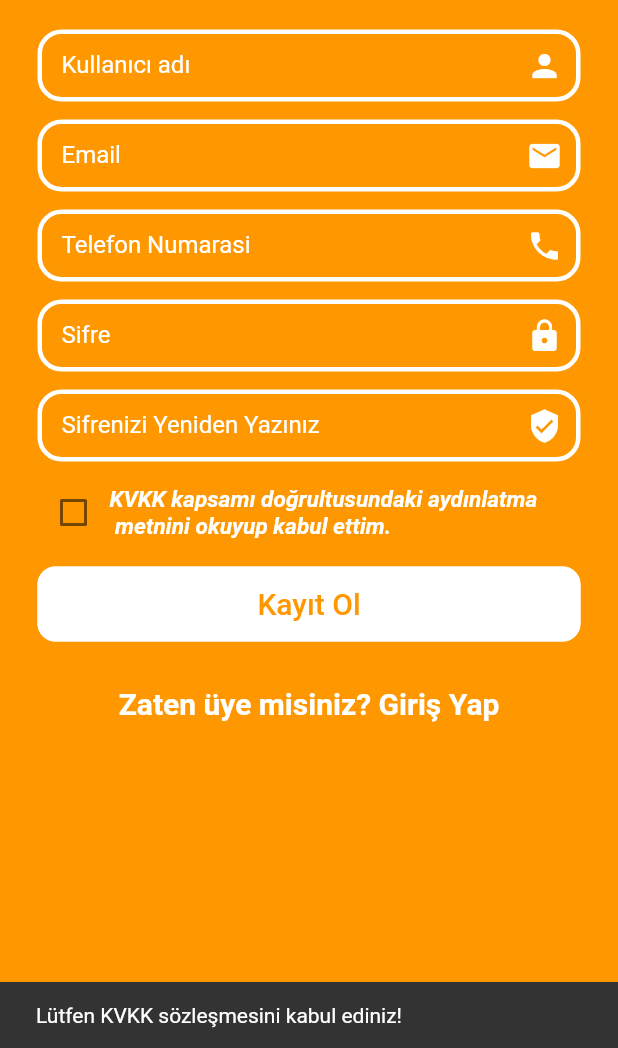
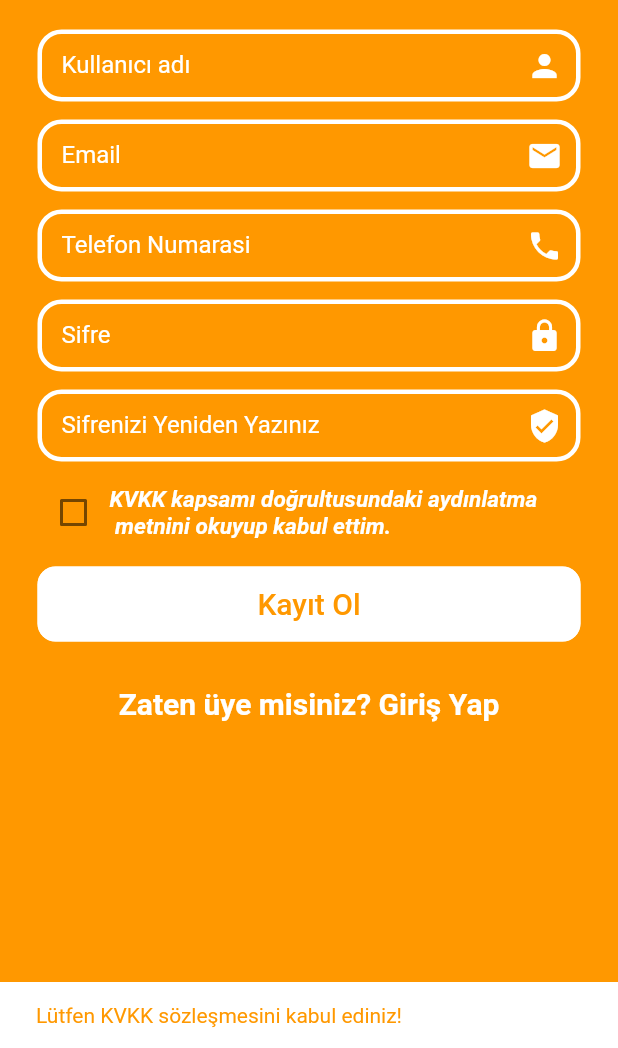
Before and after one commit to tarikisildar/SelfSahaf, a Flutter app: the Signup screen opened directly, after a tap on "Kayıt Ol", on a phone screen of 412 x 824 dp, the part 188-1236 px from its top. Run offline on Flutter 3.47's test engine with Material 2 defaults, Android fonts, the light colour scheme and no system bars.

Commit message:
KVKK snackbar update

```diff
--- a/selfsahaf/lib/registration/signup.dart
+++ b/selfsahaf/lib/registration/signup.dart
@@ -248,8 +248,9 @@ class _SignupState extends State<Signup> {
                                   } else if (!_kvkk) {
                                     _scaffoldKey.currentState
                                         .showSnackBar(SnackBar(
+                                          backgroundColor: Colors.white,
                                       content: Text(
-                                          "Lütfen KVKK sözleşmesini kabul ediniz!"),
+                                          "Lütfen KVKK sözleşmesini kabul ediniz!", style: TextStyle(color: Colors.orange),),
                                       duration: Duration(seconds: 2),
                                     ));
                                   } else {
```
